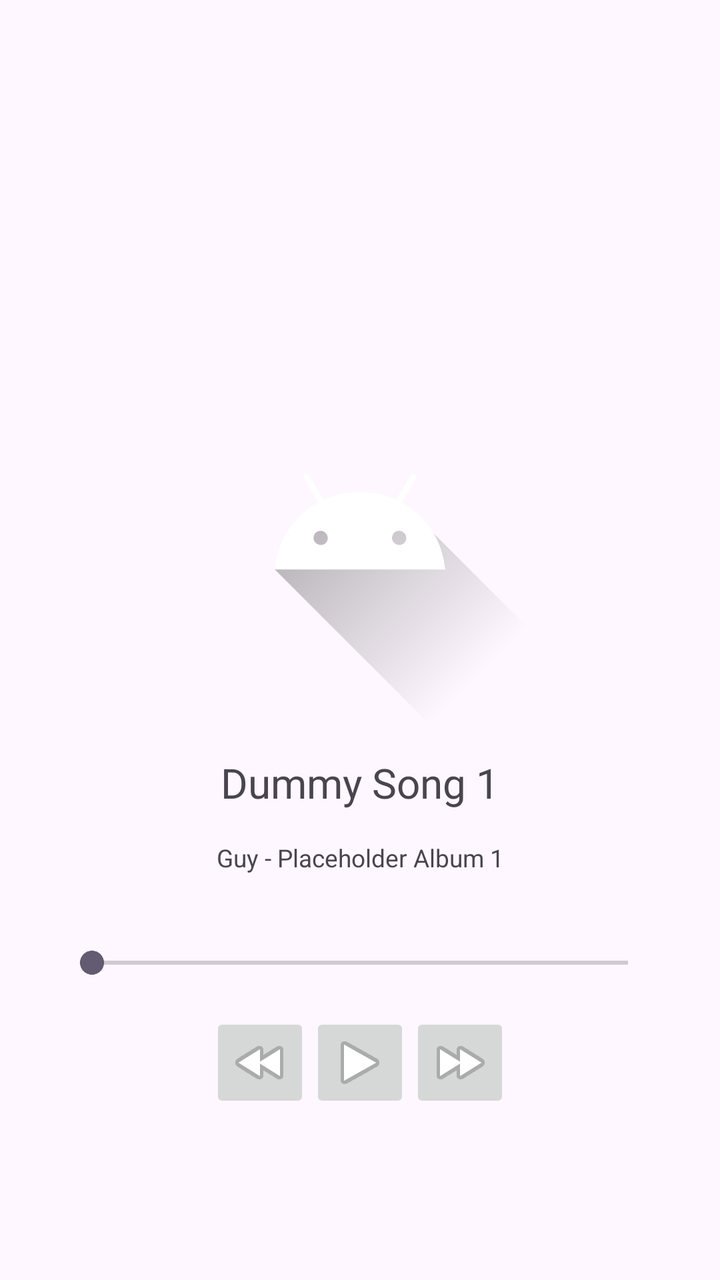
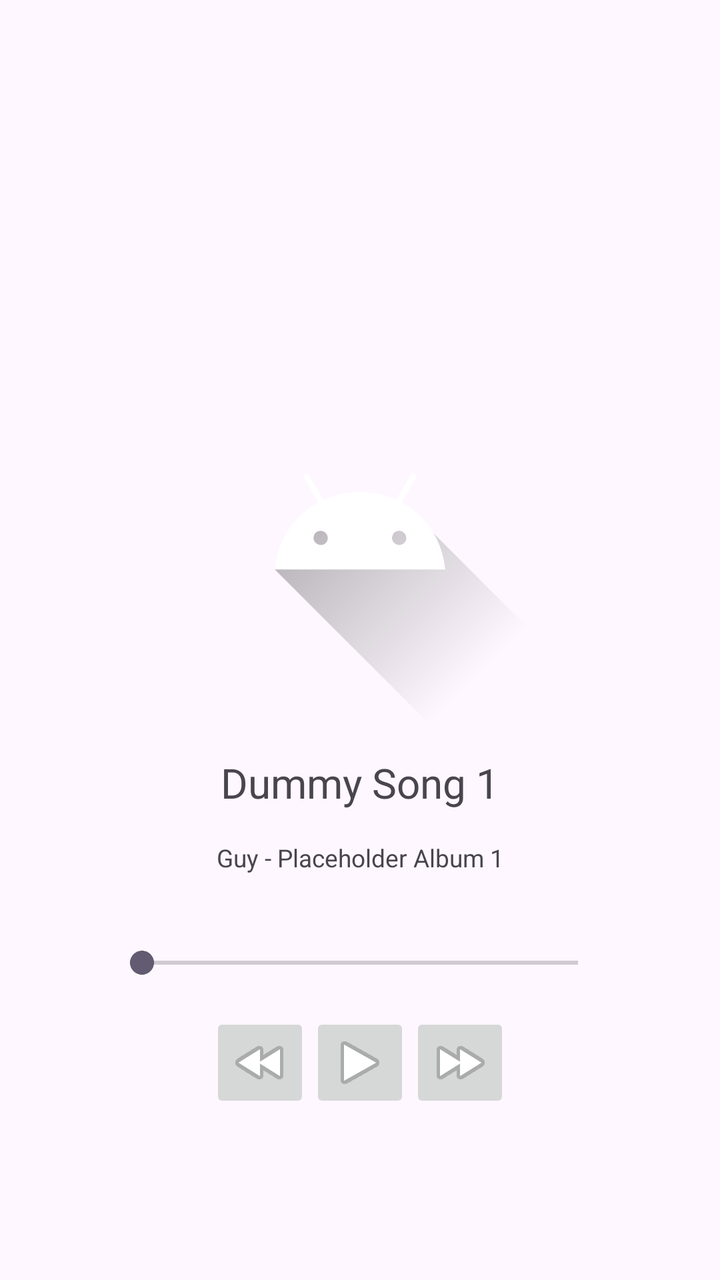

An Android layout rendered at two revisions. The XML below is the earlier revision; the diff shows what the commit changed to produce the second picture.
<!-- AndroidManifest.xml: application theme Theme.IT391_PROJECT_BeatBirdie_for_Android -->
<!-- res/layout/activity_now_playing.xml -->
<?xml version="1.0" encoding="utf-8"?>
<androidx.constraintlayout.widget.ConstraintLayout xmlns:android="http://schemas.android.com/apk/res/android"
    xmlns:app="http://schemas.android.com/apk/res-auto"
    xmlns:tools="http://schemas.android.com/tools"
    android:id="@+id/main"
    android:layout_width="match_parent"
    android:layout_height="match_parent"
    tools:context=".NowPlayingActivity">

    
    <com.google.android.material.appbar.AppBarLayout
        android:id="@+id/appbar"
        android:layout_width="0dp"
        android:layout_height="wrap_content"
        app:layout_constraintTop_toTopOf="parent"
        app:layout_constraintStart_toStartOf="parent"
        app:layout_constraintEnd_toEndOf="parent">

        <androidx.appcompat.widget.Toolbar
            android:id="@+id/toolbar"
            android:layout_width="match_parent"
            android:layout_height="?attr/actionBarSize" />

    </com.google.android.material.appbar.AppBarLayout>

    
    <LinearLayout
        android:layout_height="600dp"
        android:layout_width="0dp"
        android:orientation="vertical"
        android:gravity="center_horizontal|center_vertical"
        app:layout_constraintTop_toBottomOf="@id/appbar"
        app:layout_constraintStart_toStartOf="parent"
        app:layout_constraintEnd_toEndOf="parent">

        <ImageView
            android:id="@+id/albumCover"
            android:layout_width="200dp"
            android:layout_height="200dp"
            android:src="@drawable/ic_launcher_foreground"/>

        <TextView
            android:id="@+id/songTitle"
            android:text="Dummy Song 1"
            android:layout_height="50dp"
            android:layout_width="200dp"
            android:gravity="center"
            android:textSize="10pt"/>

        <TextView
            android:id="@+id/artistAlbum"
            android:text="Guy - Placeholder Album 1"
            android:layout_height="25dp"
            android:layout_width="200dp"
            android:gravity="center"
            android:textSize="6pt"/>

        
        <LinearLayout
            android:layout_width="300dp"
            android:layout_height="30dp"
            android:layout_marginTop="25dp"
            android:gravity="center">
            <SeekBar
                android:id="@+id/scrubberBar"
                android:layout_width="match_parent"
                android:layout_height="wrap_content"
                android:max="100"
                android:progress="0"/>
        </LinearLayout>

        <LinearLayout
            android:layout_width="match_parent"
            android:layout_height="60dp"
            android:layout_marginTop="5dp"
            android:gravity="center">

            <ImageButton
                android:id="@+id/rewind"
                android:layout_width="50dp"
                android:layout_height="50dp"
                android:src="@android:drawable/ic_media_rew"/>

            <ImageButton
                android:id="@+id/playpause"
                android:layout_width="50dp"
                android:layout_height="50dp"
                android:src="@android:drawable/ic_media_play"/>

            <ImageButton
                android:id="@+id/skip"
                android:layout_width="50dp"
                android:layout_height="50dp"
                android:src="@android:drawable/ic_media_ff"/>
        </LinearLayout>

    </LinearLayout>

</androidx.constraintlayout.widget.ConstraintLayout>
<!-- resources referenced by this layout -->
<resources>
  <!-- drawable ic_launcher_foreground (drawable) -->
  <vector xmlns:android="http://schemas.android.com/apk/res/android"
      xmlns:aapt="http://schemas.android.com/aapt"
      android:width="108dp"
      android:height="108dp"
      android:viewportWidth="108"
      android:viewportHeight="108">
      <path android:pathData="M31,63.928c0,0 6.4,-11 12.1,-13.1c7.2,-2.6 26,-1.4 26,-1.4l38.1,38.1L107,108.928l-32,-1L31,63.928z">
          <aapt:attr name="android:fillColor">
              <gradient
                  android:endX="85.84757"
                  android:endY="92.4963"
                  android:startX="42.9492"
                  android:startY="49.59793"
                  android:type="linear">
                  <item
                      android:color="#44000000"
                      android:offset="0.0" />
                  <item
                      android:color="#00000000"
                      android:offset="1.0" />
              </gradient>
          </aapt:attr>
      </path>
      <path
          android:fillColor="#FFFFFF"
          android:fillType="nonZero"
          android:pathData="M65.3,45.828l3.8,-6.6c0.2,-0.4 0.1,-0.9 -0.3,-1.1c-0.4,-0.2 -0.9,-0.1 -1.1,0.3l-3.9,6.7c-6.3,-2.8 -13.4,-2.8 -19.7,0l-3.9,-6.7c-0.2,-0.4 -0.7,-0.5 -1.1,-0.3C38.8,38.328 38.7,38.828 38.9,39.228l3.8,6.6C36.2,49.428 31.7,56.028 31,63.928h46C76.3,56.028 71.8,49.428 65.3,45.828zM43.4,57.328c-0.8,0 -1.5,-0.5 -1.8,-1.2c-0.3,-0.7 -0.1,-1.5 0.4,-2.1c0.5,-0.5 1.4,-0.7 2.1,-0.4c0.7,0.3 1.2,1 1.2,1.8C45.3,56.528 44.5,57.328 43.4,57.328L43.4,57.328zM64.6,57.328c-0.8,0 -1.5,-0.5 -1.8,-1.2s-0.1,-1.5 0.4,-2.1c0.5,-0.5 1.4,-0.7 2.1,-0.4c0.7,0.3 1.2,1 1.2,1.8C66.5,56.528 65.6,57.328 64.6,57.328L64.6,57.328z"
          android:strokeWidth="1"
          android:strokeColor="#00000000" />
  </vector>
  <style name="Theme.IT391_PROJECT_BeatBirdie_for_Android" parent="Base.Theme.IT391_PROJECT_BeatBirdie_for_Android" />
  <style name="Base.Theme.IT391_PROJECT_BeatBirdie_for_Android" parent="Theme.Material3.DayNight.NoActionBar">
          
          
      </style>
</resources>

<!-- the commit's change to res/layout/activity_now_playing.xml (unified diff, before → after) -->
@@ -57,7 +57,7 @@
 
         
         <LinearLayout
-            android:layout_width="300dp"
+            android:layout_width="250dp"
             android:layout_height="30dp"
             android:layout_marginTop="25dp"
             android:gravity="center">
